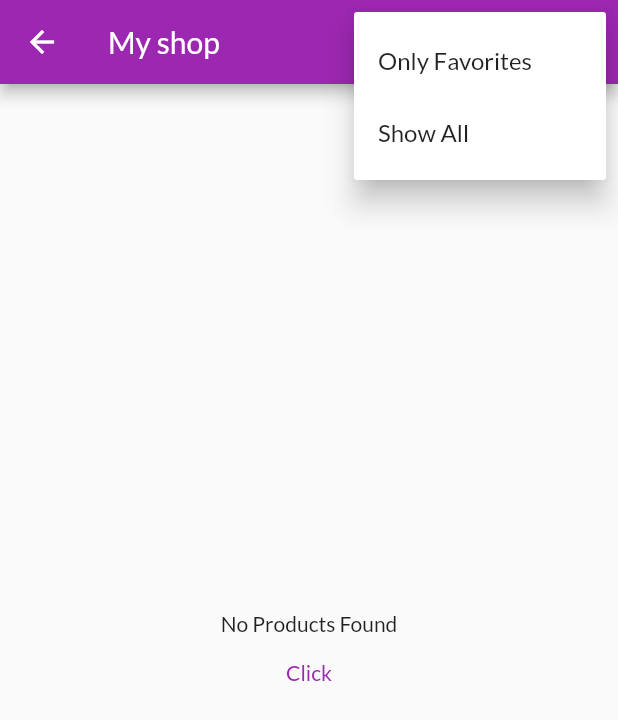
After one commit to ZaidAltamari/flutter-app, a Flutter app: the TestScreen screen opened directly, after a tap on the "more vert" icon, on a phone screen of 412 x 824 dp. The commit adds this screen. Shown: the top 720 px of the screen. Run offline on Flutter 3.47's test engine with Material 2 defaults, Android fonts, the light colour scheme and no system bars; our stand-ins replace firebase_auth, shared_preferences; accounts and stored records are empty; network calls fail.

Commit message:
Revert "new"
This reverts commit 85df3d53c49cf70fd016653eb01069d43b3b38ae.

```diff
--- /dev/null
+++ b/real_shop/lib/screens/test.dart
@@ -0,0 +1,82 @@
+// import 'package:flutter/cupertino.dart';
+// import 'dart:async';
+
+import 'package:flutter/material.dart';
+import 'package:provider/provider.dart';
+import 'package:real_shop/screens/product_overview_screen.dart';
+
+import '../providers/auth.dart';
+import '../widgets/products_grid.dart';
+// import 'package:provider/provider.dart';
+// import 'package:real_shop/screens/product_overview_screen.dart';
+
+// import '../providers/auth.dart';
+
+class TestScreen extends StatelessWidget {
+  // static const routeName = '/verify-email';
+  static const routeName = '/testScreen';
+
+  @override
+  Widget build(BuildContext context) {
+    return Scaffold(
+      appBar: AppBar(title: Text("My shop"), actions: [
+        PopupMenuButton(
+          onSelected: (FilterOptions selectedValue) {
+            // setState(() {
+            //   if (selectedValue == FilterOptions.Favorites) {
+            //     _showOnlyFavorites = true;
+            //   } else {
+            //     _showOnlyFavorites = false;
+            //   }
+            // });
+          },
+          icon: Icon(Icons.more_vert),
+          itemBuilder: (_) => [
+            PopupMenuItem(
+              child: Text("Only Favorites"),
+              value: FilterOptions.Favorites,
+            ),
+            PopupMenuItem(
+              child: Text("Show All"),
+              value: FilterOptions.All,
+            ),
+          ],
+        ),
+        // Consumer<Cart>(
+        //   child: IconButton(
+        //       icon: Icon(Icons.shopping_cart),
+        //       onPressed: () {
+        //         Navigator.of(context).pushNamed(CartScreen.routeName);
+        //       }),
+        //   builder: (_, cart, ch) => myBadge.Badge(
+        //     child: ch,
+        //     value: cart.itemCount.toString(),
+        //   ),
+        // )
+      ]),
+      body: Center(
+        child: Column(
+          mainAxisAlignment: MainAxisAlignment.center,
+          children: <Widget>[
+            ProductsGrid(true),
+            TextButton(
+              child: Text('Click'),
+              onPressed: () async {
+                await Provider.of<Auth>(context, listen: false)
+                    .fetchEmailVerificationStatus();
+                if (Provider.of<Auth>(context, listen: false).isEmailVerified) {
+                  Navigator.of(context)
+                      .pushReplacementNamed(ProductOverviewScreen.routeName);
+                } else {
+                  // Show a message to the user that email verification is not complete.
+                  // This could be a dialog, a Snackbar, or any other way you'd prefer.
+                  print("zzzzzzzzzzzzzzzzzzzzzzzzzzzzz");
+                }
+              },
+            ),
+          ],
+        ),
+      ),
+    );
+  }
+}
```
Also changed, not shown: real_shop/lib/main.dart (+18 -7 lines), real_shop/lib/providers/auth.dart (+143 -6 lines), real_shop/lib/screens/auth_screen.dart (+15 -6 lines), real_shop/lib/screens/verify.dart (added, +45 -0 lines).
